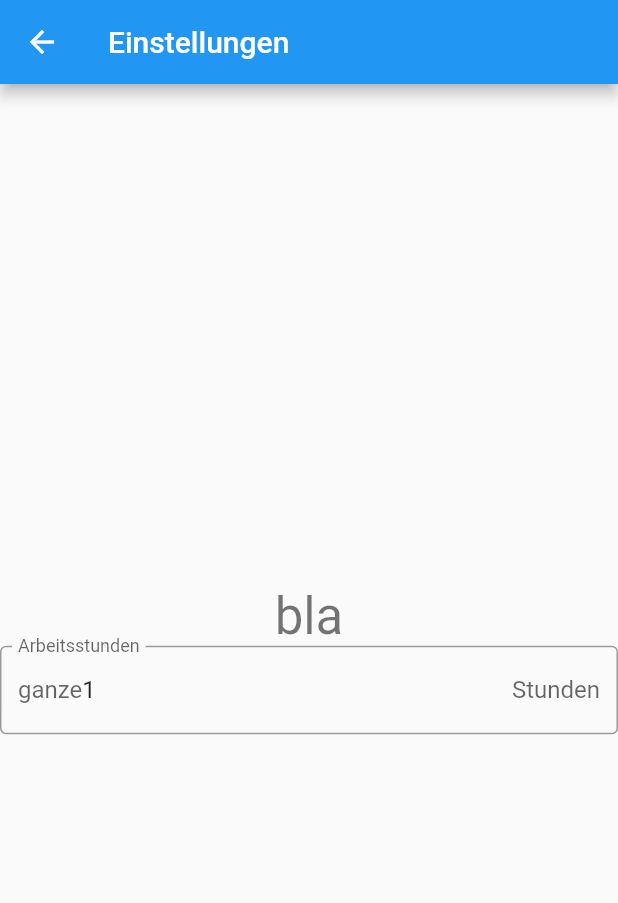
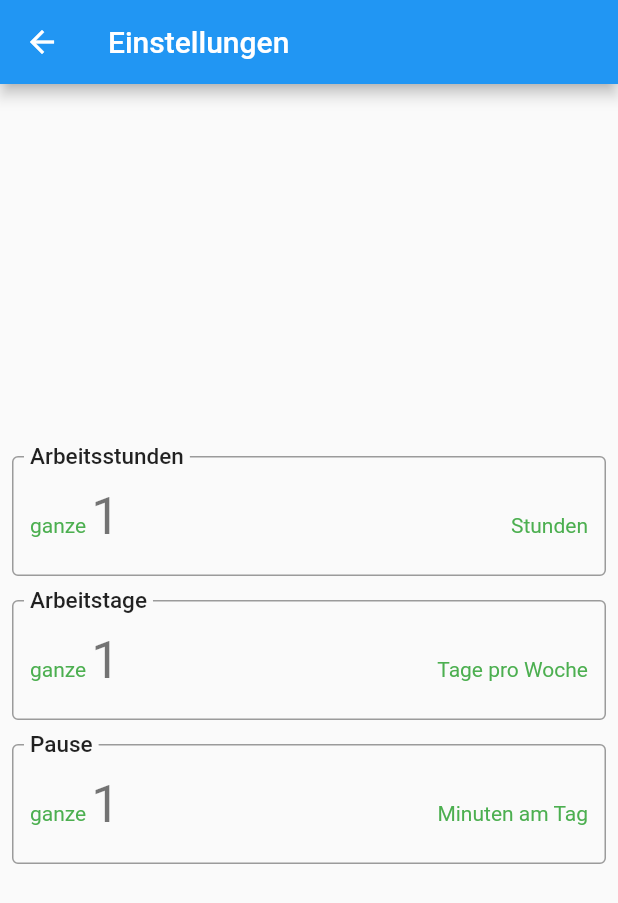
Before and after one commit to bvlbvl/stempeln, a Flutter app: the OptionsRoute screen opened directly, on a phone screen of 412 x 824 dp. Shown: the top 903 px of the screen. Run offline on Flutter 3.47's test engine with Material 2 defaults, Android fonts, the phone set to English and light mode, and no system bars; our stand-ins replace shared_preferences; accounts and stored records are empty.

Commit message:
full options with plausi

```diff
--- a/lib/options_route.dart
+++ b/lib/options_route.dart
@@ -1,7 +1,6 @@
 import 'package:flutter/cupertino.dart';
 import 'package:flutter/material.dart';
 import 'package:stempeln/persistentData.dart';
-
 
 class OptionsRoute extends StatefulWidget {
   @override
@@ -9,10 +8,13 @@ class OptionsRoute extends StatefulWidget {
 }
 
 class _OptionsRouteState extends State<OptionsRoute> {
-
   var persData = PersistentData();
   int localWorkingHour = 42;
   final _workingHoursController = TextEditingController();
+  int localWorkingDay = 5;
+  final _workingDaysController = TextEditingController();
+  int localBreak = 1;
+  final _breakController = TextEditingController();
 
   @override
   Widget build(BuildContext context) {
@@ -21,67 +23,189 @@ class _OptionsRouteState extends State<OptionsRoute> {
         title: Text("Einstellungen"),
       ),
       body: Center(
-        child: Column(
-            mainAxisAlignment: MainAxisAlignment.center,
-            children: <Widget>[
-              Text(
-                "bla",
-                style: Theme
+        child: Column(mainAxisAlignment: MainAxisAlignment.center, children: <
+            Widget>[
+          Padding(
+            padding: const EdgeInsets.all(8.0),
+            child: TextFormField(
+              controller: _workingHoursController,
+              keyboardType: TextInputType.number,
+              decoration: InputDecoration(
+                border: OutlineInputBorder(),
+                labelText: 'Arbeitsstunden',
+                labelStyle: Theme
                     .of(context)
                     .textTheme
-                    .display1,
+                    .title,
+                prefixText: 'ganze ',
+                suffixText: 'Stunden',
+                errorText: _workingHoursErrorText(_workingHoursController.text),
+                suffixStyle: TextStyle(color: Colors.green),
+                prefixStyle: TextStyle(color: Colors.green),
               ),
-              TextFormField(
-                controller: _workingHoursController,
-                keyboardType: TextInputType.number,
-                decoration: const InputDecoration(
-                  border: OutlineInputBorder(),
-                  labelText: 'Arbeitsstunden',
-                  prefixText: 'ganze',
-                  suffixText: 'Stunden',
-                  //suffixStyle: TextStyle(color: Colors.green),
-                ),
-                maxLines: 1,
-                //initialValue: localWorkingHour.toString(),
-                onChanged: _setWorkingHours,
+              style: Theme
+                  .of(context)
+                  .textTheme
+                  .display1,
+              maxLines: 1,
+              //initialValue: localWorkingHour.toString(),
+              onChanged: _setWorkingHours,
+              //onFieldSubmitted: _setWorkingHours,
+              enableInteractiveSelection: false,
+            ),
+          ),
+          Padding(
+            padding: const EdgeInsets.all(8.0),
+            child: TextFormField(
+              controller: _workingDaysController,
+              keyboardType: TextInputType.number,
+              decoration: InputDecoration(
+                border: OutlineInputBorder(),
+                labelText: 'Arbeitstage',
+                labelStyle: Theme
+                    .of(context)
+                    .textTheme
+                    .title,
+                prefixText: 'ganze ',
+                suffixText: 'Tage pro Woche',
+                errorText: _workingDaysErrorText(_workingDaysController.text),
+                suffixStyle: TextStyle(color: Colors.green),
+                prefixStyle: TextStyle(color: Colors.green),
               ),
-            ]
-        ),
+              style: Theme
+                  .of(context)
+                  .textTheme
+                  .display1,
+              maxLines: 1,
+              //initialValue: localWorkingHour.toString(),
+              onChanged: _setWorkingDays,
+              //onFieldSubmitted: _setWorkingDays,
+              enableInteractiveSelection: false,
+            ),
+          ),
+          Padding(
+            padding: const EdgeInsets.all(8.0),
+            child: TextFormField(
+              controller: _breakController,
+              keyboardType: TextInputType.number,
+              decoration: InputDecoration(
+                border: OutlineInputBorder(),
+                labelText: 'Pause',
+                labelStyle: Theme
+                    .of(context)
+                    .textTheme
+                    .title,
+                prefixText: 'ganze ',
+                suffixText: 'Minuten am Tag',
+                errorText: _breakErrorText(_breakController.text),
+                suffixStyle: TextStyle(color: Colors.green),
+                prefixStyle: TextStyle(color: Colors.green),
+              ),
+              style: Theme
+                  .of(context)
+                  .textTheme
+                  .display1,
+              maxLines: 1,
+              //initialValue: localWorkingHour.toString(),
+              onChanged: _setBreak,
+              //onFieldSubmitted: _setBreak,
+              enableInteractiveSelection: false,
+            ),
+          ),
+        ]),
       ),
     );
   }
 
-  _setWorkingHours(String value) {
+  void _setWorkingHours(String value) {
     persData.setWorkingHoursPerWeek(int.parse(value));
   }
 
-  Future<String> _getWorkingHours() async
-  {
-    var hours = await persData.getWorkingHoursPerWeek();
-    return hours.toString();
+  void _workingHoursControllerListener() async {
+    print("Working hours changed");
   }
 
-  void _workingHoursControllerListener() async
-  {
-    //localWorkingHour = await _getWorkingHours();
-    //save...
+  String _workingHoursErrorText(String value) {
+    int intValue = int.parse(value);
+    if (intValue == null) {
+      return "Keine Zahl!";
+    } else if (intValue < 1) {
+      return "zu wenige Stunden!";
+    } else if (intValue > 24 * 7) {
+      return "zu viele Stunden!";
+    } else {
+      return null;
+    }
+  }
+
+  void _setWorkingDays(String value) {
+    persData.setWorkingDaysPerWeek(int.parse(value));
+  }
+
+  void _workingDaysControllerListener() async {
+    print("Working days changed");
+  }
+
+  String _workingDaysErrorText(String value) {
+    int intValue = int.parse(value);
+    if (intValue == null) {
+      return "Keine Zahl!";
+    } else if (intValue < 1) {
+      return "zu wenige Tage!";
+    } else if (intValue > 7) {
+      return "zu viele Tage!";
+    } else {
+      return null;
+    }
+  }
+
+  void _setBreak(String value) {
+    persData.setBreak(int.parse(value));
+  }
+
+  void _breakControllerListener() async {
+    print("break changed");
+  }
+
+  String _breakErrorText(String value) {
+    int intValue = int.parse(value);
+    if (intValue == null) {
+      return "Keine Zahl!";
+    } else if (intValue < 0) {
+      return "zu kurze Pause!";
+    } else if (intValue > 60) {
+      return "zu lange Pause!";
+    } else {
+      return null;
+    }
   }
 
   @override
   void initState() {
     super.initState();
-    _workingHoursController.text = "420";
+    _workingHoursController.text = "40";
     _workingHoursController.addListener(_workingHoursControllerListener);
-    //_getWorkingHours().then((onValue) => _workingHoursController.text = onValue);
-    _workingHoursController.text =
-    (persData.valid ? persData.getWorkingHoursPerWeek().toString() : "invalid");
+    _workingHoursController.text = (persData.valid
+        ? persData.getWorkingHoursPerWeek().toString()
+        : "invalid");
+    _workingDaysController.text = "5";
+    _workingDaysController.addListener(_workingDaysControllerListener);
+    _workingDaysController.text = (persData.valid
+        ? persData.getWorkingDaysPerWeek().toString()
+        : "invalid");
+    _breakController.text = "42";
+    _breakController.addListener(_breakControllerListener);
+    _breakController.text = (persData.valid
+        ? persData.getBreak().toString()
+        : "invalid");
+
   }
 
   @override
   void dispose() {
     _workingHoursController.dispose();
+    _workingDaysController.dispose();
+    _breakController.dispose();
     super.dispose();
   }
-
-
 }
```
Also changed, not shown: lib/main_route.dart (+36 -52 lines), lib/persistentData.dart (+38 -8 lines).
